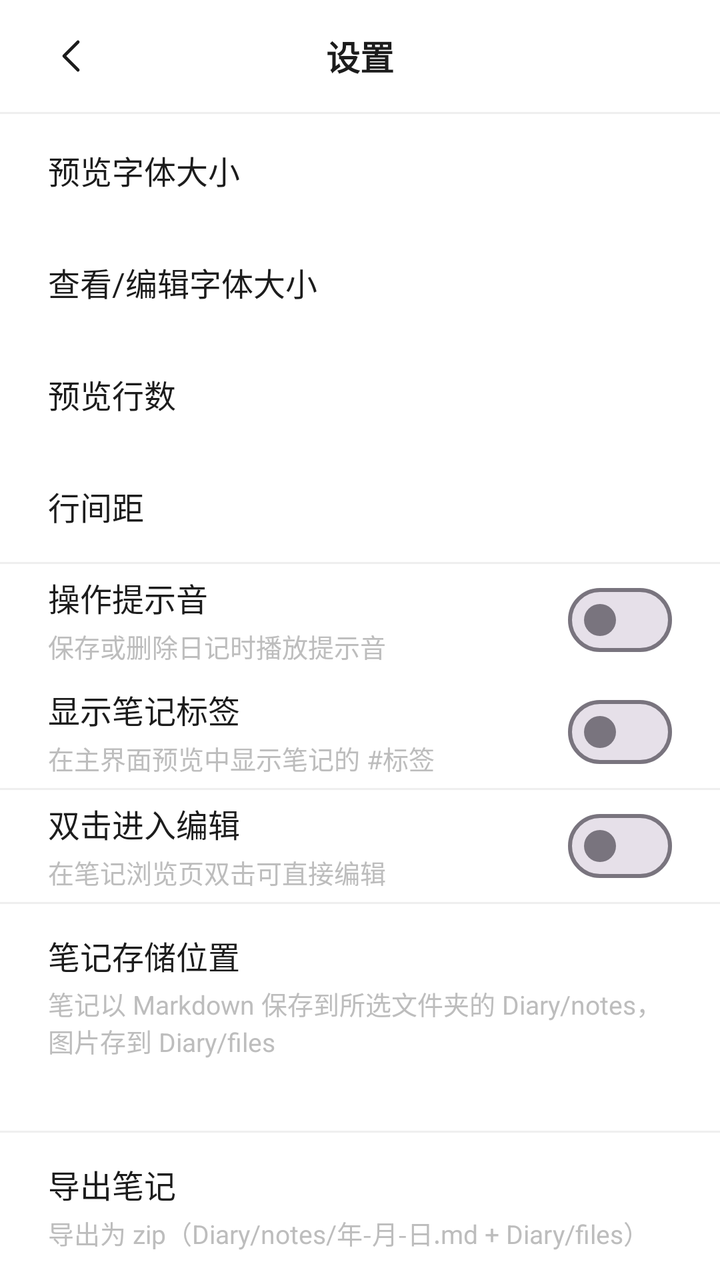
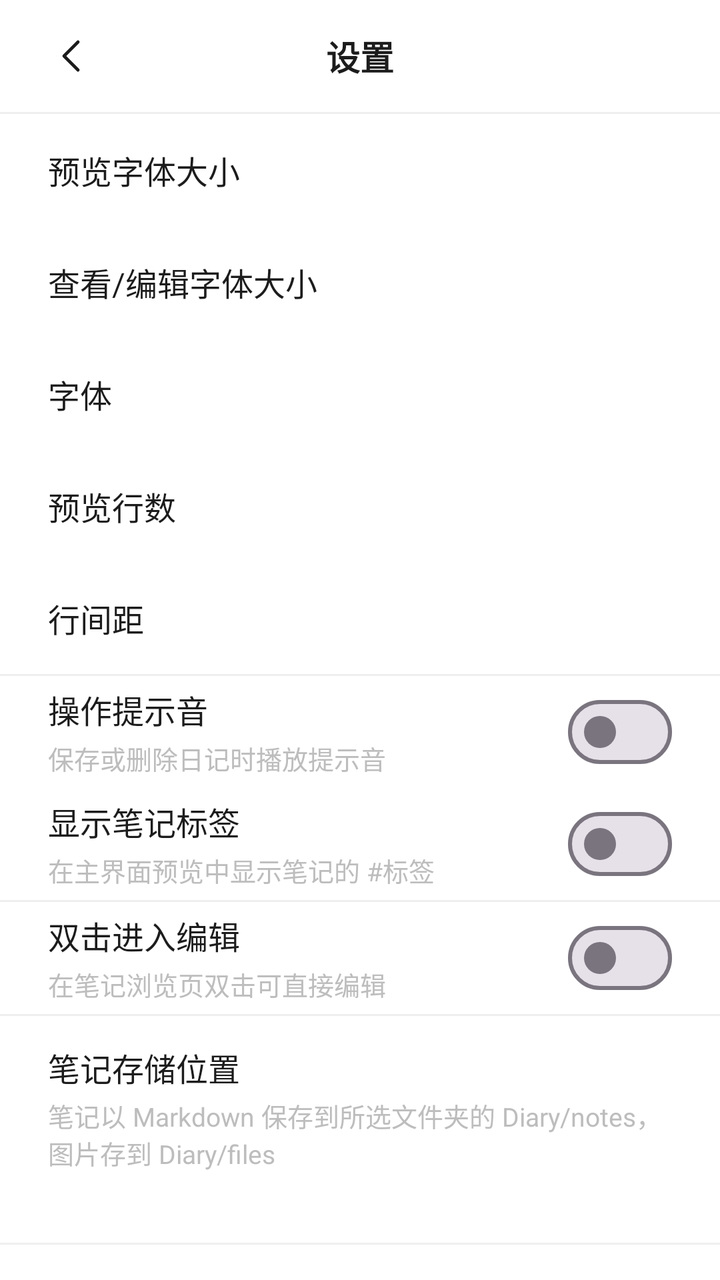

Screens rendered from an Android XML layout before and after an edit, with the pre-edit source and the edit as a unified diff.
<!-- AndroidManifest.xml: application theme Theme.WuDiary -->
<!-- res/layout/activity_settings.xml -->
<?xml version="1.0" encoding="utf-8"?>
<LinearLayout xmlns:android="http://schemas.android.com/apk/res/android"
    android:layout_width="match_parent"
    android:layout_height="match_parent"
    android:background="@color/background"
    android:orientation="vertical">

    <FrameLayout
        android:layout_width="match_parent"
        android:layout_height="56dp">

        <ImageButton
            android:id="@+id/btnBack"
            android:layout_width="48dp"
            android:layout_height="48dp"
            android:layout_gravity="start|center_vertical"
            android:layout_marginStart="12dp"
            android:background="?attr/selectableItemBackgroundBorderless"
            android:contentDescription="@string/back"
            android:scaleType="centerInside"
            android:src="@drawable/ic_chevron_left" />

        <TextView
            android:layout_width="wrap_content"
            android:layout_height="wrap_content"
            android:layout_gravity="center"
            android:text="@string/settings"
            android:textColor="@color/text_primary"
            android:textSize="17sp"
            android:textStyle="bold" />
    </FrameLayout>

    <View
        android:layout_width="match_parent"
        android:layout_height="1dp"
        android:background="@color/divider" />

    <LinearLayout
        android:id="@+id/rowFontSize"
        android:layout_width="match_parent"
        android:layout_height="56dp"
        android:background="?attr/selectableItemBackground"
        android:clickable="true"
        android:focusable="true"
        android:gravity="center_vertical"
        android:orientation="horizontal"
        android:paddingHorizontal="24dp">

        <TextView
            android:layout_width="0dp"
            android:layout_height="wrap_content"
            android:layout_weight="1"
            android:text="@string/font_size"
            android:textColor="@color/text_primary"
            android:textSize="16sp" />

        <TextView
            android:id="@+id/textFontValue"
            android:layout_width="wrap_content"
            android:layout_height="wrap_content"
            android:textColor="@color/text_secondary"
            android:textSize="15sp" />
    </LinearLayout>

    <LinearLayout
        android:id="@+id/rowReadingFontSize"
        android:layout_width="match_parent"
        android:layout_height="56dp"
        android:background="?attr/selectableItemBackground"
        android:clickable="true"
        android:focusable="true"
        android:gravity="center_vertical"
        android:orientation="horizontal"
        android:paddingHorizontal="24dp">

        <TextView
            android:layout_width="0dp"
            android:layout_height="wrap_content"
            android:layout_weight="1"
            android:text="@string/reading_font_size"
            android:textColor="@color/text_primary"
            android:textSize="16sp" />

        <TextView
            android:id="@+id/textReadingFontValue"
            android:layout_width="wrap_content"
            android:layout_height="wrap_content"
            android:textColor="@color/text_secondary"
            android:textSize="15sp" />
    </LinearLayout>

    <LinearLayout
        android:id="@+id/rowPreviewLines"
        android:layout_width="match_parent"
        android:layout_height="56dp"
        android:background="?attr/selectableItemBackground"
        android:clickable="true"
        android:focusable="true"
        android:gravity="center_vertical"
        android:orientation="horizontal"
        android:paddingHorizontal="24dp">

        <TextView
            android:layout_width="0dp"
            android:layout_height="wrap_content"
            android:layout_weight="1"
            android:text="@string/preview_lines"
            android:textColor="@color/text_primary"
            android:textSize="16sp" />

        <TextView
            android:id="@+id/textPreviewValue"
            android:layout_width="wrap_content"
            android:layout_height="wrap_content"
            android:textColor="@color/text_secondary"
            android:textSize="15sp" />
    </LinearLayout>

    <LinearLayout
        android:id="@+id/rowLineSpacing"
        android:layout_width="match_parent"
        android:layout_height="56dp"
        android:background="?attr/selectableItemBackground"
        android:clickable="true"
        android:focusable="true"
        android:gravity="center_vertical"
        android:orientation="horizontal"
        android:paddingHorizontal="24dp">

        <TextView
            android:layout_width="0dp"
            android:layout_height="wrap_content"
            android:layout_weight="1"
            android:text="@string/line_spacing"
            android:textColor="@color/text_primary"
            android:textSize="16sp" />

        <TextView
            android:id="@+id/textLineSpacingValue"
            android:layout_width="wrap_content"
            android:layout_height="wrap_content"
            android:textColor="@color/text_secondary"
            android:textSize="15sp" />
    </LinearLayout>

    <View
        android:layout_width="match_parent"
        android:layout_height="1dp"
        android:background="@color/divider" />

    <LinearLayout
        android:id="@+id/rowSound"
        android:layout_width="match_parent"
        android:layout_height="56dp"
        android:background="?attr/selectableItemBackground"
        android:clickable="true"
        android:focusable="true"
        android:gravity="center_vertical"
        android:orientation="horizontal"
        android:paddingHorizontal="24dp">

        <LinearLayout
            android:layout_width="0dp"
            android:layout_height="wrap_content"
            android:layout_weight="1"
            android:orientation="vertical">

            <TextView
                android:layout_width="wrap_content"
                android:layout_height="wrap_content"
                android:text="@string/sound_feedback"
                android:textColor="@color/text_primary"
                android:textSize="16sp" />

            <TextView
                android:layout_width="wrap_content"
                android:layout_height="wrap_content"
                android:layout_marginTop="3dp"
                android:text="@string/sound_feedback_desc"
                android:textColor="@color/text_secondary"
                android:textSize="13sp" />
        </LinearLayout>

        <com.google.android.material.materialswitch.MaterialSwitch
            android:id="@+id/switchSound"
            android:layout_width="wrap_content"
            android:layout_height="wrap_content"
            android:clickable="false"
            android:focusable="false" />
    </LinearLayout>

    <LinearLayout
        android:id="@+id/rowPreviewTags"
        android:layout_width="match_parent"
        android:layout_height="56dp"
        android:background="?attr/selectableItemBackground"
        android:clickable="true"
        android:focusable="true"
        android:gravity="center_vertical"
        android:orientation="horizontal"
        android:paddingHorizontal="24dp">

        <LinearLayout
            android:layout_width="0dp"
            android:layout_height="wrap_content"
            android:layout_weight="1"
            android:orientation="vertical">

            <TextView
                android:layout_width="wrap_content"
                android:layout_height="wrap_content"
                android:text="@string/preview_tags"
                android:textColor="@color/text_primary"
                android:textSize="16sp" />

            <TextView
                android:layout_width="wrap_content"
                android:layout_height="wrap_content"
                android:layout_marginTop="3dp"
                android:text="@string/preview_tags_desc"
                android:textColor="@color/text_secondary"
                android:textSize="13sp" />
        </LinearLayout>

        <com.google.android.material.materialswitch.MaterialSwitch
            android:id="@+id/switchPreviewTags"
            android:layout_width="wrap_content"
            android:layout_height="wrap_content"
            android:clickable="false"
            android:focusable="false" />
    </LinearLayout>

    <View
        android:layout_width="match_parent"
        android:layout_height="1dp"
        android:background="@color/divider" />

    <LinearLayout
        android:id="@+id/rowDoubleTap"
        android:layout_width="match_parent"
        android:layout_height="56dp"
        android:background="?attr/selectableItemBackground"
        android:clickable="true"
        android:focusable="true"
        android:gravity="center_vertical"
        android:orientation="horizontal"
        android:paddingHorizontal="24dp">

        <LinearLayout
            android:layout_width="0dp"
            android:layout_height="wrap_content"
            android:layout_weight="1"
            android:orientation="vertical">

            <TextView
                android:layout_width="wrap_content"
                android:layout_height="wrap_content"
                android:text="@string/double_tap_edit"
                android:textColor="@color/text_primary"
                android:textSize="16sp" />

            <TextView
                android:layout_width="wrap_content"
                android:layout_height="wrap_content"
                android:layout_marginTop="3dp"
                android:text="@string/double_tap_edit_desc"
                android:textColor="@color/text_secondary"
                android:textSize="13sp" />
        </LinearLayout>

        <com.google.android.material.materialswitch.MaterialSwitch
            android:id="@+id/switchDoubleTap"
            android:layout_width="wrap_content"
            android:layout_height="wrap_content"
            android:clickable="false"
            android:focusable="false" />
    </LinearLayout>

    <View
        android:layout_width="match_parent"
        android:layout_height="1dp"
        android:background="@color/divider" />

    <LinearLayout
        android:id="@+id/rowStorage"
        android:layout_width="match_parent"
        android:layout_height="wrap_content"
        android:background="?attr/selectableItemBackground"
        android:clickable="true"
        android:focusable="true"
        android:orientation="vertical"
        android:paddingHorizontal="24dp"
        android:paddingVertical="14dp">

        <TextView
            android:layout_width="wrap_content"
            android:layout_height="wrap_content"
            android:text="@string/storage_location"
            android:textColor="@color/text_primary"
            android:textSize="16sp" />

        <TextView
            android:layout_width="wrap_content"
            android:layout_height="wrap_content"
            android:layout_marginTop="3dp"
            android:text="@string/storage_location_desc"
            android:textColor="@color/text_secondary"
            android:textSize="13sp" />

        <TextView
            android:id="@+id/textStorageValue"
            android:layout_width="match_parent"
            android:layout_height="wrap_content"
            android:layout_marginTop="4dp"
            android:ellipsize="middle"
            android:maxLines="1"
            android:textColor="@color/text_secondary"
            android:textSize="13sp" />
    </LinearLayout>

    <View
        android:layout_width="match_parent"
        android:layout_height="1dp"
        android:background="@color/divider" />

    <LinearLayout
        android:id="@+id/rowExport"
        android:layout_width="match_parent"
        android:layout_height="wrap_content"
        android:background="?attr/selectableItemBackground"
        android:clickable="true"
        android:focusable="true"
        android:orientation="vertical"
        android:paddingHorizontal="24dp"
        android:paddingVertical="14dp">

        <TextView
            android:layout_width="wrap_content"
            android:layout_height="wrap_content"
            android:text="@string/backup_export"
            android:textColor="@color/text_primary"
            android:textSize="16sp" />

        <TextView
            android:layout_width="wrap_content"
            android:layout_height="wrap_content"
            android:layout_marginTop="3dp"
            android:text="@string/backup_export_desc"
            android:textColor="@color/text_secondary"
            android:textSize="13sp" />
    </LinearLayout>

    <View
        android:layout_width="match_parent"
        android:layout_height="1dp"
        android:background="@color/divider" />

    <LinearLayout
        android:id="@+id/rowImport"
        android:layout_width="match_parent"
        android:layout_height="wrap_content"
        android:background="?attr/selectableItemBackground"
        android:clickable="true"
        android:focusable="true"
        android:orientation="vertical"
        android:paddingHorizontal="24dp"
        android:paddingVertical="14dp">

        <TextView
            android:layout_width="wrap_content"
            android:layout_height="wrap_content"
            android:text="@string/backup_import"
            android:textColor="@color/text_primary"
            android:textSize="16sp" />

        <TextView
            android:layout_width="wrap_content"
            android:layout_height="wrap_content"
            android:layout_marginTop="3dp"
            android:text="@string/backup_import_desc"
            android:textColor="@color/text_secondary"
            android:textSize="13sp" />
    </LinearLayout>

    <View
        android:layout_width="match_parent"
        android:layout_height="1dp"
        android:background="@color/divider" />

</LinearLayout>
<!-- resources referenced by this layout -->
<resources>
  <color name="background">#FFFFFF</color>
  <color name="divider">#EFEFEF</color>
  <color name="text_primary">#1C1C1C</color>
  <color name="text_secondary">#BDBDBD</color>
  <!-- drawable ic_chevron_left (drawable) -->
  <?xml version="1.0" encoding="utf-8"?>
  <vector xmlns:android="http://schemas.android.com/apk/res/android"
      android:width="24dp"
      android:height="24dp"
      android:viewportWidth="24"
      android:viewportHeight="24">
      <path
          android:fillColor="#00000000"
          android:pathData="M15,5 L8,12 L15,19"
          android:strokeColor="#1C1C1C"
          android:strokeLineCap="round"
          android:strokeLineJoin="round"
          android:strokeWidth="1.6" />
  </vector>
  <string name="back">返回</string>
  <string name="backup_export">导出笔记</string>
  <string name="backup_export_desc">导出为 zip（Diary/notes/年-月-日.md + Diary/files）</string>
  <string name="backup_import">导入笔记</string>
  <string name="backup_import_desc">从 zip 备份中恢复笔记与图片</string>
  <string name="double_tap_edit">双击进入编辑</string>
  <string name="double_tap_edit_desc">在笔记浏览页双击可直接编辑</string>
  <string name="font_size">预览字体大小</string>
  <string name="line_spacing">行间距</string>
  <string name="preview_lines">预览行数</string>
  <string name="preview_tags">显示笔记标签</string>
  <string name="preview_tags_desc">在主界面预览中显示笔记的 #标签</string>
  <string name="reading_font_size">查看/编辑字体大小</string>
  <string name="settings">设置</string>
  <string name="sound_feedback">操作提示音</string>
  <string name="sound_feedback_desc">保存或删除日记时播放提示音</string>
  <string name="storage_location">笔记存储位置</string>
  <string name="storage_location_desc">笔记以 Markdown 保存到所选文件夹的 Diary/notes，图片存到 Diary/files</string>
  <style name="Theme.WuDiary" parent="Theme.Material3.Light.NoActionBar">
          <item name="colorPrimary">@color/primary</item>
          <item name="colorOnPrimary">@android:color/white</item>
          <item name="colorSurface">@color/surface</item>
          <item name="android:windowBackground">@color/background</item>
          <item name="android:statusBarColor">@color/background</item>
          <item name="android:windowLightStatusBar">true</item>
          <item name="android:navigationBarColor">@color/background</item>
      </style>
  <color name="primary">#1C1C1C</color>
  <color name="surface">#FFFFFF</color>
</resources>

<!-- the commit's change to res/layout/activity_settings.xml (unified diff, before → after) -->
@@ -90,6 +90,33 @@
     </LinearLayout>
 
     <LinearLayout
+        android:id="@+id/rowFontFamily"
+        android:layout_width="match_parent"
+        android:layout_height="56dp"
+        android:background="?attr/selectableItemBackground"
+        android:clickable="true"
+        android:focusable="true"
+        android:gravity="center_vertical"
+        android:orientation="horizontal"
+        android:paddingHorizontal="24dp">
+
+        <TextView
+            android:layout_width="0dp"
+            android:layout_height="wrap_content"
+            android:layout_weight="1"
+            android:text="@string/font_family"
+            android:textColor="@color/text_primary"
+            android:textSize="16sp" />
+
+        <TextView
+            android:id="@+id/textFontFamilyValue"
+            android:layout_width="wrap_content"
+            android:layout_height="wrap_content"
+            android:textColor="@color/text_secondary"
+            android:textSize="15sp" />
+    </LinearLayout>
+
+    <LinearLayout
         android:id="@+id/rowPreviewLines"
         android:layout_width="match_parent"
         android:layout_height="56dp"
<!-- resource entries referenced after the edit -->
@@ -26,6 +26,7 @@
   <string name="backup_import_desc">从 zip 备份中恢复笔记与图片</string>
   <string name="double_tap_edit">双击进入编辑</string>
   <string name="double_tap_edit_desc">在笔记浏览页双击可直接编辑</string>
+  <string name="font_family">字体</string>
   <string name="font_size">预览字体大小</string>
   <string name="line_spacing">行间距</string>
   <string name="preview_lines">预览行数</string>
